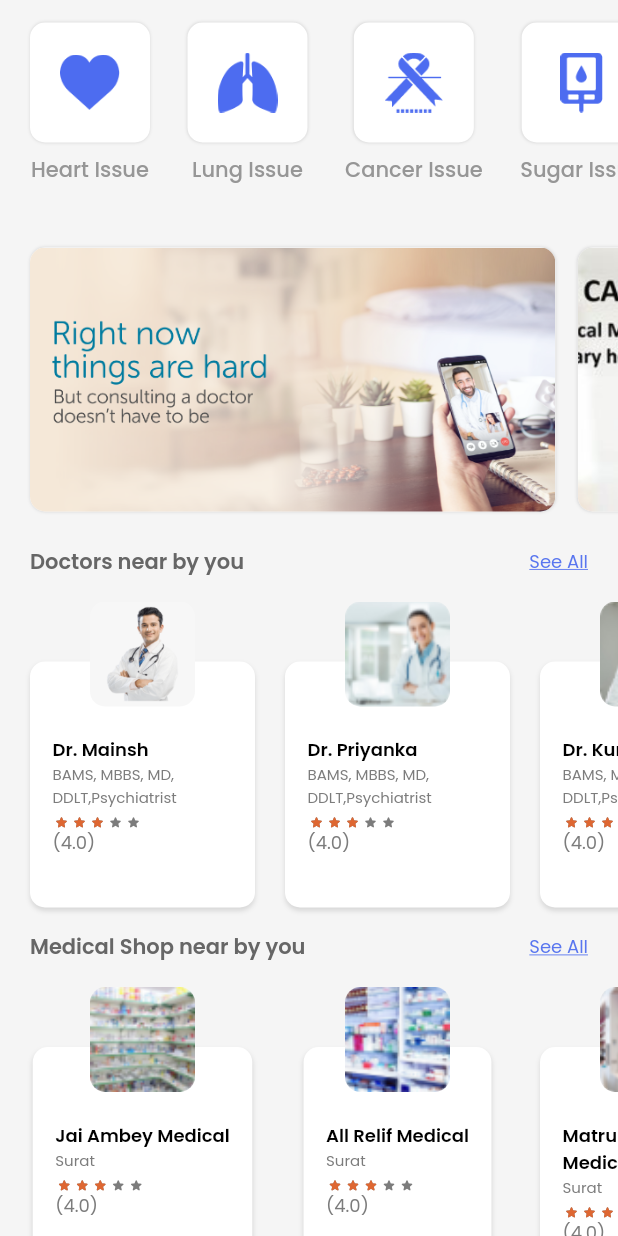
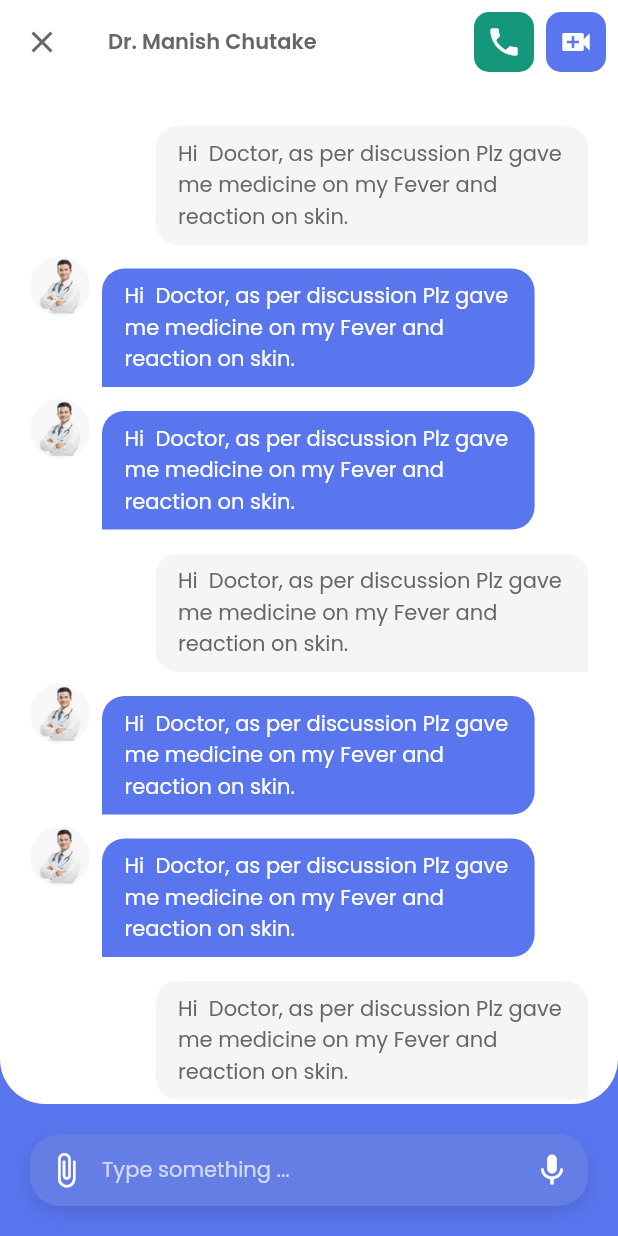
Before and after one commit to codeforany/medicare_app_flutter, a Flutter app: the HomeTabScreen screen opened directly, after a tap on "Dr. Mainsh", on a phone screen of 412 x 824 dp. Run offline on Flutter 3.47's test engine with Material 3 defaults, Android fonts, the light colour scheme and no system bars; drawn by our look-alikes of flutter_rating_stars; our stand-ins replace calendar_date_picker2, dotted_line, flutter_otp_text_field; missing offline and left inert: fl_country_code_picker.

Commit message:
added chat message ui screen

```diff
--- /dev/null
+++ b/lib/screen/home/chat/chat_message_screen.dart
@@ -0,0 +1,212 @@
+import 'package:flutter/material.dart';
+import 'package:medicare/common/color_extension.dart';
+
+class ChatMessageScreen extends StatefulWidget {
+  const ChatMessageScreen({super.key});
+
+  @override
+  State<ChatMessageScreen> createState() => _ChatMessageScreenState();
+}
+
+class _ChatMessageScreenState extends State<ChatMessageScreen> {
+  @override
+  Widget build(BuildContext context) {
+    return Scaffold(
+      backgroundColor: TColor.primary,
+      appBar: AppBar(
+        backgroundColor: Colors.white,
+        leading: IconButton(
+            onPressed: () {
+              context.pop();
+            },
+            icon: Icon(
+              Icons.close,
+              color: TColor.primaryText,
+            )),
+        title: Row(
+          children: [
+            Text(
+              "Dr. Manish Chutake",
+              style: TextStyle(
+                color: TColor.primaryText,
+                fontSize: 14,
+                fontWeight: FontWeight.w600,
+              ),
+            )
+          ],
+        ),
+        actions: [
+          Center(
+            child: InkWell(
+              onTap: () {},
+              child: Container(
+                width: 40,
+                height: 40,
+                decoration: BoxDecoration(
+                    color: TColor.green,
+                    borderRadius: BorderRadius.circular(10)),
+                child: const Icon(
+                  Icons.phone,
+                  color: Colors.white,
+                ),
+              ),
+            ),
+          ),
+          const SizedBox(
+            width: 8,
+          ),
+          Center(
+            child: InkWell(
+              onTap: () {},
+              child: Container(
+                width: 40,
+                height: 40,
+                decoration: BoxDecoration(
+                    color: TColor.primary,
+                    borderRadius: BorderRadius.circular(10)),
+                child: const Icon(
+                  Icons.video_call,
+                  color: Colors.white,
+                ),
+              ),
+            ),
+          ),
+          const SizedBox(
+            width: 8,
+          )
+        ],
+      ),
+      body: Container(
+        decoration: const BoxDecoration(
+          color: Colors.white,
+          borderRadius: BorderRadius.only(
+            bottomLeft: Radius.circular(30),
+            bottomRight: Radius.circular(30),
+          ),
+        ),
+        child: ListView.separated(
+          padding: const EdgeInsets.symmetric(
+            horizontal: 20,
+            vertical: 20,
+          ),
+          itemBuilder: (context, index) {
+            var isSenderMessage = index % 3 == 0;
+
+            return Row(
+              mainAxisAlignment: isSenderMessage
+                  ? MainAxisAlignment.end
+                  : MainAxisAlignment.start,
+              crossAxisAlignment: CrossAxisAlignment.start,
+              children: [
+                if (!isSenderMessage)
+                  Padding(
+                    padding: const EdgeInsets.only(right: 8.0),
+                    child: ClipRRect(
+                      borderRadius: BorderRadius.circular(20),
+                      child: Image.asset(
+                        "assets/img/u1.png",
+                        width: 40,
+                        height: 40,
+                      ),
+                    ),
+                  ),
+                Container(
+                  margin: const EdgeInsets.only(top: 8),
+                  padding:
+                      const EdgeInsets.symmetric(horizontal: 15, vertical: 8),
+
+                  constraints: BoxConstraints(
+                    maxWidth: context.width * 0.7
+                  ),
+                  decoration: BoxDecoration(
+                    color: isSenderMessage
+                        ? const Color(0xffF5F5F5)
+                        : TColor.primary,
+                    borderRadius: isSenderMessage
+                        ? const BorderRadius.only(
+                            topLeft: Radius.circular(15),
+                            bottomLeft: Radius.circular(15),
+                            topRight: Radius.circular(15),
+                          )
+                        : const BorderRadius.only(
+                            topLeft: Radius.circular(15),
+                            bottomRight: Radius.circular(15),
+                            topRight: Radius.circular(15),
+                          ),
+                  ),
+                  child: Text(
+                    "Hi  Doctor, as per discussion Plz gave me medicine on my Fever and reaction on skin.",
+                    style: TextStyle(
+                      color:
+                          isSenderMessage ? TColor.primaryText : Colors.white,
+                    ),
+                  ),
+                ),
+              ],
+            );
+          },
+          separatorBuilder: (context, index) => const SizedBox(
+            height: 8,
+          ),
+          itemCount: 20,
+        ),
+      ),
+      bottomNavigationBar: Container(
+        padding: const EdgeInsets.symmetric(horizontal: 20, vertical: 20),
+        decoration: BoxDecoration(
+          color: TColor.primary,
+        ),
+        child: SafeArea(
+          child: Container(
+            decoration: BoxDecoration(
+                color: const Color(0xff647EE6),
+                borderRadius: BorderRadius.circular(20),
+                boxShadow: const [
+                  BoxShadow(
+                      color: Colors.black12,
+                      blurRadius: 10,
+                      offset: Offset(0, 5))
+                ]),
+            child: Row(
+              mainAxisAlignment: MainAxisAlignment.start,
+              crossAxisAlignment: CrossAxisAlignment.end,
+              children: [
+                IconButton(
+                  onPressed: () {},
+                  icon: const Icon(
+                    Icons.attach_file,
+                    color: Colors.white,
+                    size: 25,
+                  ),
+                ),
+                Expanded(
+                  child: Container(
+                    constraints: const BoxConstraints(maxHeight: 100.0),
+                    child: TextField(
+                      style: const TextStyle(color: Colors.white, fontSize: 14),
+                      maxLines: null,
+                      decoration: InputDecoration(
+                          enabledBorder: InputBorder.none,
+                          focusedBorder: InputBorder.none,
+                          hintText: "Type something ...",
+                          hintStyle: TextStyle(
+                              color: Colors.white.withOpacity(0.7),
+                              fontSize: 14)),
+                    ),
+                  ),
+                ),
+                IconButton(
+                    onPressed: () {},
+                    icon: const Icon(
+                      Icons.mic,
+                      color: Colors.white,
+                      size: 25,
+                    ))
+              ],
+            ),
+          ),
+        ),
+      ),
+    );
+  }
+}
--- a/lib/screen/home/home_tab_screen.dart
+++ b/lib/screen/home/home_tab_screen.dart
@@ -3,6 +3,7 @@ import 'package:medicare/common/color_extension.dart';
 import 'package:medicare/common_widget/category_button.dart';
 import 'package:medicare/common_widget/section_row.dart';
 import 'package:medicare/screen/home/category_filter_screen.dart';
+import 'package:medicare/screen/home/chat/chat_message_screen.dart';
 import 'package:medicare/screen/home/doctor_cell.dart';
 import 'package:medicare/screen/home/shop_cell.dart';
 
@@ -140,7 +141,7 @@ class _HomeTabScreenState extends State<HomeTabScreen> {
                   scrollDirection: Axis.horizontal,
                   itemBuilder: (context, index) {
                     return DoctorCell(obj: nearDoctorArr[index] , onPressed: (){
-
+                        context.push( const ChatMessageScreen() );
                     });
                   },
                   separatorBuilder: (context, index) => const SizedBox(
```
